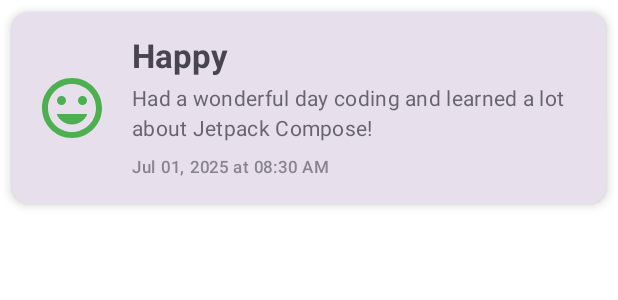
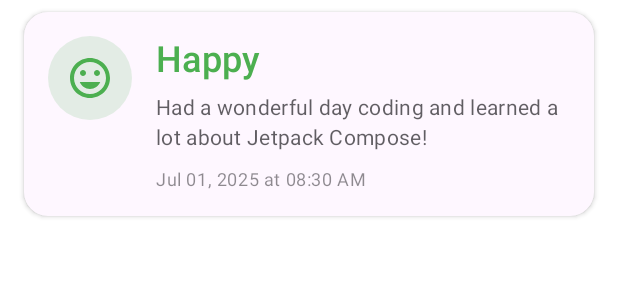
Before and after one commit to slateblua/CapybaraTales, an Android app built with Jetpack Compose: the @Preview function HappyMoodCardPreview, on a phone screen of 412 x 824 dp. Shown: the top 300 px of the screen. Run offline under Robolectric (Android 15) with nearby library versions, the phone set to English and light mode, and no system bars.

Commit message:
Redesign the card UI

```diff
--- a/app/src/main/java/com/bluesourceplus/capybaratales/components/MoodCard.kt
+++ b/app/src/main/java/com/bluesourceplus/capybaratales/components/MoodCard.kt
@@ -1,5 +1,7 @@
 package com.bluesourceplus.capybaratales.components
 
+import androidx.compose.foundation.background
+import androidx.compose.foundation.layout.Box
 import androidx.compose.foundation.layout.Column
 import androidx.compose.foundation.layout.Row
 import androidx.compose.foundation.layout.Spacer
@@ -8,6 +10,7 @@ import androidx.compose.foundation.layout.height
 import androidx.compose.foundation.layout.padding
 import androidx.compose.foundation.layout.size
 import androidx.compose.foundation.layout.width
+import androidx.compose.foundation.shape.CircleShape
 import androidx.compose.material3.Card
 import androidx.compose.material3.CardDefaults
 import androidx.compose.material3.Icon
@@ -16,7 +19,9 @@ import androidx.compose.material3.Text
 import androidx.compose.runtime.Composable
 import androidx.compose.ui.Alignment
 import androidx.compose.ui.Modifier
+import androidx.compose.ui.draw.clip
 import androidx.compose.ui.text.font.FontWeight
+import androidx.compose.ui.text.style.TextOverflow
 import androidx.compose.ui.tooling.preview.Preview
 import androidx.compose.ui.unit.dp
 import com.bluesourceplus.capybaratales.data.Mood
@@ -31,24 +36,34 @@ fun MoodCard(moodModel: MoodModel, modifier: Modifier = Modifier) {
     Card(
         modifier = modifier
             .fillMaxWidth()
-            .padding(8.dp),
-        elevation = CardDefaults.cardElevation(defaultElevation = 4.dp),
-        shape = MaterialTheme.shapes.medium,
-        colors = CardDefaults.cardColors(containerColor = MaterialTheme.colorScheme.surfaceVariant)
+            .padding(horizontal = 16.dp, vertical = 8.dp), // More horizontal padding for a sleeker look
+        elevation = CardDefaults.cardElevation(defaultElevation = 2.dp), // Slightly less elevation
+        // Use a more subtle color, or even transparent if your screen background isn't white
+        colors = CardDefaults.cardColors(containerColor = MaterialTheme.colorScheme.surface),
+        shape = MaterialTheme.shapes.large // Softer, larger rounded corners
     ) {
         Row(
             modifier = Modifier
                 .padding(16.dp)
                 .fillMaxWidth(),
-            verticalAlignment = Alignment.CenterVertically
+            verticalAlignment = Alignment.Top // Align icon to the top of the text content
         ) {
-            // Mood Icon
-            Icon(
-                imageVector = moodModel.mood.icon,
-                contentDescription = "Mood: ${moodModel.mood.displayName}",
-                tint = moodModel.mood.color,
-                modifier = Modifier.size(48.dp)
-            )
+            // Enhanced Mood Icon
+            Box(
+                modifier = Modifier
+                    .size(56.dp) // Larger icon
+                    .clip(CircleShape) // Circular background for the icon
+                    .background(moodModel.mood.color.copy(alpha = 0.15f)) // Softer background based on mood color
+                    .padding(8.dp),
+                contentAlignment = Alignment.Center
+            ) {
+                Icon(
+                    imageVector = moodModel.mood.icon,
+                    contentDescription = "Mood: ${moodModel.mood.displayName}",
+                    tint = moodModel.mood.color, // Mood color for the icon itself
+                    modifier = Modifier.size(32.dp)
+                )
+            }
 
             Spacer(modifier = Modifier.width(16.dp))
 
@@ -56,26 +71,30 @@ fun MoodCard(moodModel: MoodModel, modifier: Modifier = Modifier) {
             Column(modifier = Modifier.weight(1f)) {
                 Text(
                     text = moodModel.mood.displayName,
-                    style = MaterialTheme.typography.titleLarge,
-                    fontWeight = FontWeight.Bold,
-                    color = MaterialTheme.colorScheme.onSurfaceVariant
+                    style = MaterialTheme.typography.headlineSmall, // More prominent title
+                    fontWeight = FontWeight.SemiBold,
+                    color = moodModel.mood.color // Title color matches mood
                 )
 
+                Spacer(modifier = Modifier.height(6.dp))
+
                 if (moodModel.note.isNotBlank()) {
-                    Spacer(modifier = Modifier.height(4.dp))
                     Text(
                         text = moodModel.note,
                         style = MaterialTheme.typography.bodyMedium,
-                        color = MaterialTheme.colorScheme.onSurfaceVariant.copy(alpha = 0.8f),
-                        maxLines = 3 // Limit note length for display
+                        color = MaterialTheme.colorScheme.onSurface.copy(alpha = 0.7f),
+                        maxLines = 2, // Keep it concise
+                        overflow = TextOverflow.Ellipsis
                     )
+                    Spacer(modifier = Modifier.height(10.dp))
+                } else {
+                    Spacer(modifier = Modifier.height(4.dp)) // Smaller space if no note
                 }
 
-                Spacer(modifier = Modifier.height(8.dp))
                 Text(
                     text = formatTimestamp(moodModel.timestamp),
-                    style = MaterialTheme.typography.labelSmall,
-                    color = MaterialTheme.colorScheme.onSurfaceVariant.copy(alpha = 0.6f)
+                    style = MaterialTheme.typography.bodySmall, // Consistent small text style
+                    color = MaterialTheme.colorScheme.onSurface.copy(alpha = 0.5f)
                 )
             }
         }
```
